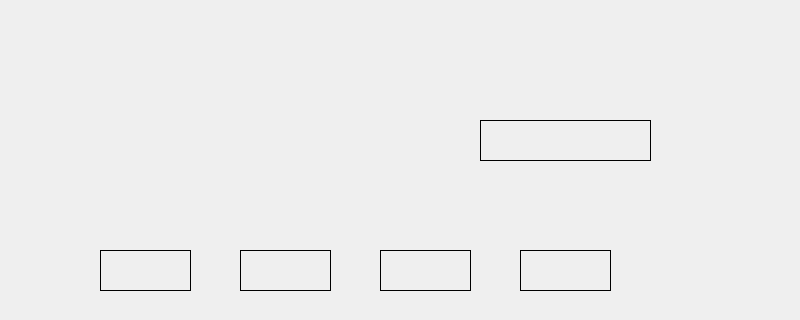
Before: the Qt Designer form EAR-Software/viewer/MainWindow.ui in PhiInnovations/Projeto-EAR-Celso, drawn with Qt 5; both pictures show x 0 to 800 and y 290 to 610 of the 800 by 830 pixel window.
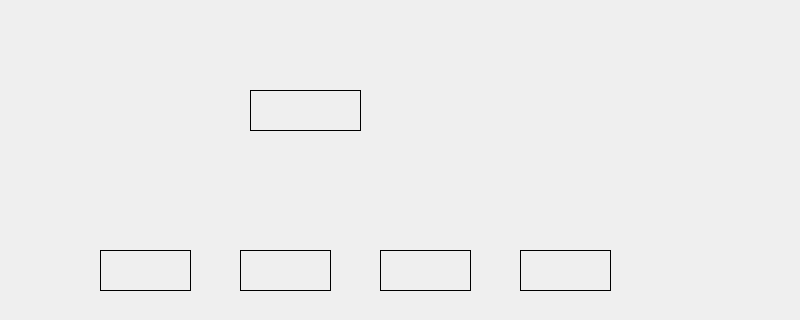
After: the same form once the commit is applied. Icons and pictures are not drawn. Custom widgets are drawn as their Qt base class.

What changed in the file:
```diff
--- a/EAR-Software/viewer/MainWindow.ui
+++ b/EAR-Software/viewer/MainWindow.ui
@@ -147,10 +147,10 @@
      <bool>true</bool>
     </property>
    </widget>
-   <widget class="PlotWidget" name="barGraph2" native="true">
+   <widget class="QWidget" name="barGraphPX" native="true">
     <property name="geometry">
      <rect>
-      <x>220</x>
+      <x>400</x>
       <y>380</y>
       <width>181</width>
       <height>141</height>
@@ -173,9 +173,9 @@
    <widget class="QLabel" name="lblMessage_2">
     <property name="geometry">
      <rect>
-      <x>480</x>
-      <y>410</y>
-      <width>171</width>
+      <x>250</x>
+      <y>380</y>
+      <width>111</width>
       <height>41</height>
      </rect>
     </property>
@@ -351,6 +351,19 @@
      </size>
     </property>
    </widget>
+   <widget class="QWidget" name="barGraphAV" native="true">
+    <property name="geometry">
+     <rect>
+      <x>600</x>
+      <y>380</y>
+      <width>181</width>
+      <height>141</height>
+     </rect>
+    </property>
+    <property name="autoFillBackground">
+     <bool>true</bool>
+    </property>
+   </widget>
   </widget>
   <widget class="QMenuBar" name="menubar">
    <property name="geometry">
@@ -371,6 +384,12 @@
    <header>pyqtgraph</header>
    <container>1</container>
   </customwidget>
+  <customwidget>
+   <class>GraphicsLayoutWidget</class>
+   <extends>QWidget</extends>
+   <header>pyqtgraph</header>
+   <container>1</container>
+  </customwidget>
  </customwidgets>
  <resources>
   <include location="resource.qrc"/>
```
Left out of the diff: 6 changed lines with no effect on the pictures.
